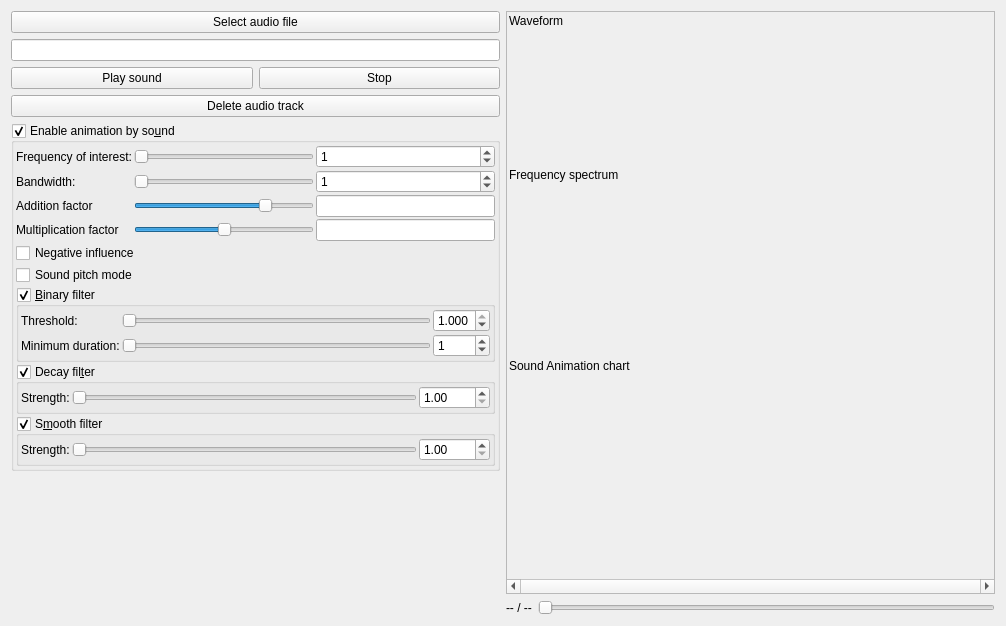
Old version of the form mandelbulber2/qt/audio_selector.ui in the repository buddhi1980/mandelbulber2.
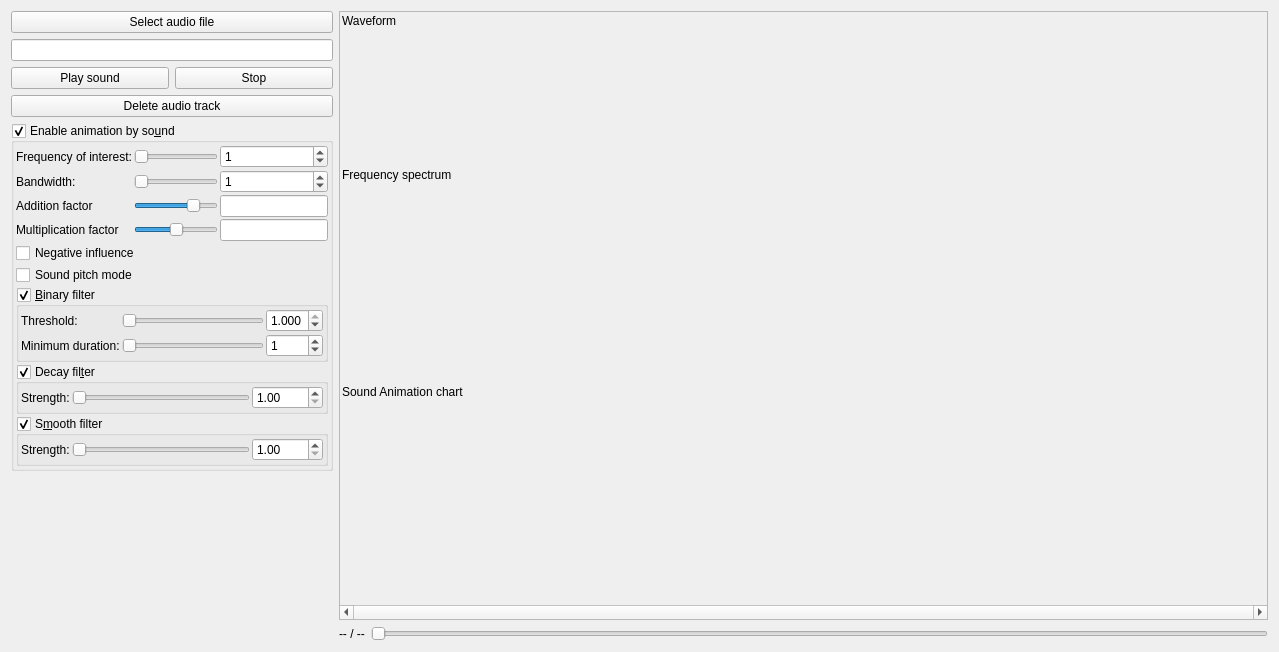
New version of the form. Icons and pictures are not drawn. Custom widgets are drawn as their Qt base class.

Commit message: Corrected layout strech of audio_sector horizontal layout

The edit to the form file:
```diff
--- a/mandelbulber2/qt/audio_selector.ui
+++ b/mandelbulber2/qt/audio_selector.ui
@@ -6,8 +6,8 @@
    <rect>
     <x>0</x>
     <y>0</y>
-    <width>1006</width>
-    <height>626</height>
+    <width>1279</width>
+    <height>652</height>
    </rect>
   </property>
   <property name="windowTitle">
@@ -15,7 +15,7 @@
   </property>
   <layout class="QVBoxLayout" name="verticalLayout">
    <item>
-    <layout class="QHBoxLayout" name="horizontalLayout" stretch="0,0">
+    <layout class="QHBoxLayout" name="horizontalLayout" stretch="0,1">
      <item>
       <layout class="QVBoxLayout" name="verticalLayout_3">
        <item>
@@ -742,8 +742,8 @@
            <rect>
             <x>0</x>
             <y>0</y>
-            <width>486</width>
-            <height>552</height>
+            <width>922</width>
+            <height>586</height>
            </rect>
           </property>
           <layout class="QVBoxLayout" name="verticalLayout_2">
```
